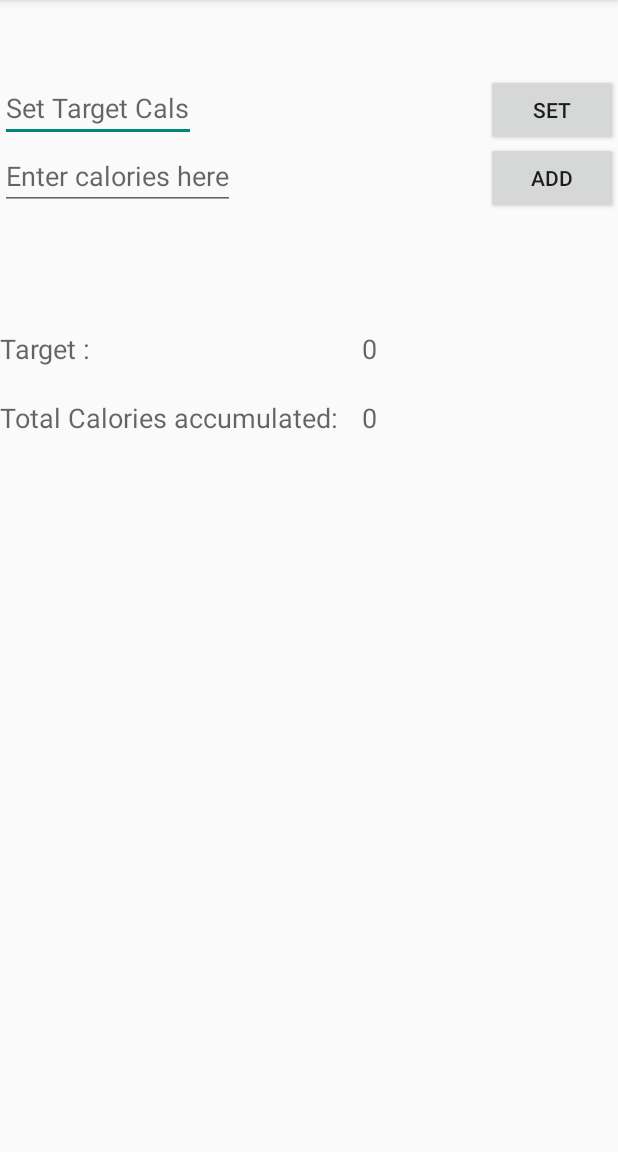
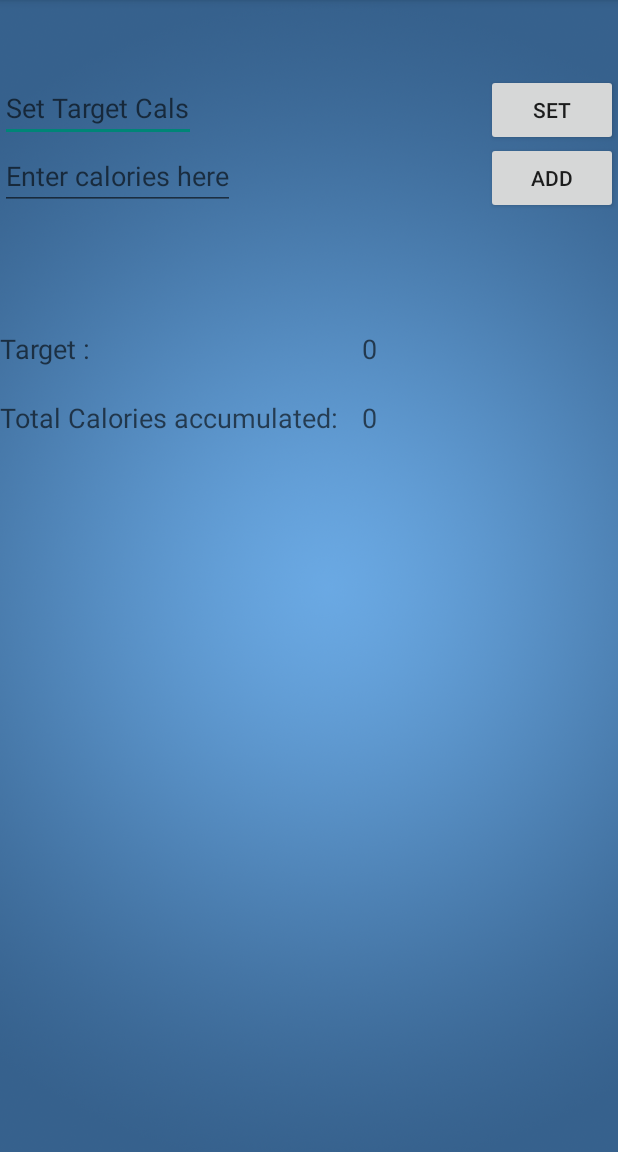
Before and after one commit to robbie321/Sport_Universe, an Android app: the layout calories_layout.xml on its own in the app's theme, with its tools: preview values and no code run, on a phone screen of 412 x 824 dp, the part 84-1236 px from its top. Run offline under Robolectric (Android 15) with nearby library versions, the phone set to English and light mode, and no system bars.

Commit message:
edited the build.gradle file and added a notification to calories

```diff
--- a/app/build.gradle
+++ b/app/build.gradle
@@ -10,6 +10,7 @@ android {
         targetSdkVersion 23
         versionCode 1
         versionName "1.0"
+
     }
     buildTypes {
         release {
@@ -21,4 +22,6 @@ android {
 
 dependencies {
     compile fileTree(dir: 'libs', include: ['*.jar'])
+    compile 'com.android.support:appcompat-v7:+'
+
 }
--- a/app/src/main/AndroidManifest.xml
+++ b/app/src/main/AndroidManifest.xml
@@ -8,7 +8,9 @@
         android:allowBackup="true"
         android:icon="@drawable/aalogo"
         android:label="@string/app_name"
-        android:theme="@style/AppTheme" >
+        android:theme="@style/AppTheme"
+
+        >
         <activity
             android:name=".MainActivity"
             android:label="@string/app_name"
--- a/app/src/main/java/com/example/g13149881/asportuniverse/MainActivity.java
+++ b/app/src/main/java/com/example/g13149881/asportuniverse/MainActivity.java
@@ -11,7 +11,6 @@ import android.widget.Toast;
 
 public class MainActivity extends Activity {
 
-    public static int sum,max;
     @Override
     protected void onCreate(Bundle savedInstanceState) {
         super.onCreate(savedInstanceState);
--- a/app/src/main/res/layout/calories_layout.xml
+++ b/app/src/main/res/layout/calories_layout.xml
@@ -1,6 +1,9 @@
 <?xml version="1.0" encoding="utf-8"?>
 <RelativeLayout xmlns:android="http://schemas.android.com/apk/res/android"
-    android:layout_width="match_parent" android:layout_height="match_parent"
+    android:layout_width="match_parent"
+    android:layout_height="match_parent"
+    android:background="@drawable/background"
+    android:theme="@style/Theme.AppCompat.Light"
     >
     <EditText
         android:layout_width="wrap_content"
```
Also changed, not shown: app/src/main/java/com/example/g13149881/asportuniverse/Calories.java (+28 -2 lines), 1 other file.
